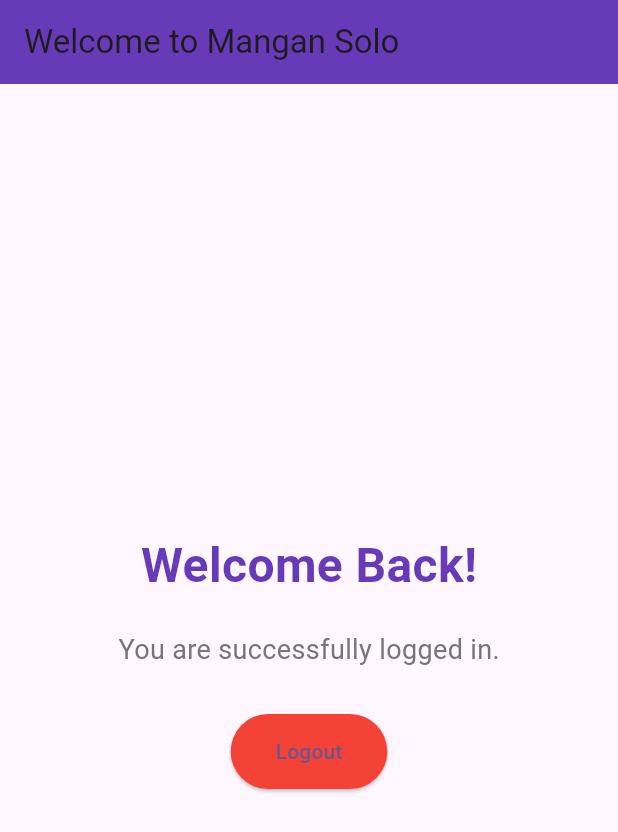
After one commit to muttyqt15/A07---UAS, a Flutter app: the screen it shows after launch, after a tap on "Sign Up", after a tap on "Login", after a tap on "Landing Page", on a phone screen of 412 x 824 dp. The commit adds this screen. Shown: the top 832 px of the screen. Run offline on Flutter 3.47's test engine with Material 3 defaults, Android fonts, the phone set to English and light mode, and no system bars; our stand-ins replace flutter_secure_storage; network calls fail.

Commit message:
feat: autehtncation

```diff
--- a/lib/main.dart
+++ b/lib/main.dart
@@ -1,4 +1,5 @@
 import 'package:flutter/material.dart';
+import 'package:uas/screens/authentication/register.dart';
 
 void main() {
   runApp(const MyApp());
@@ -31,7 +32,7 @@ class MyApp extends StatelessWidget {
         colorScheme: ColorScheme.fromSeed(seedColor: Colors.deepPurple),
         useMaterial3: true,
       ),
-      home: const MyHomePage(title: 'Flutter Demo Home Page'),
+      home: const RegisterPage(),
     );
   }
 }
--- /dev/null
+++ b/lib/screens/authentication/login.dart
@@ -0,0 +1,109 @@
+import 'package:flutter/material.dart';
+import 'package:uas/screens/authentication/register.dart';
+import 'package:uas/screens/landing.dart';
+import 'package:uas/services/auth.dart';
+
+class LoginPage extends StatefulWidget {
+  const LoginPage({Key? key}) : super(key: key);
+
+  @override
+  _LoginPageState createState() => _LoginPageState();
+}
+
+class _LoginPageState extends State<LoginPage> {
+  final AuthService _authService = AuthService();
+  final TextEditingController _usernameController = TextEditingController();
+  final TextEditingController _passwordController = TextEditingController();
+
+  String? _errorMessage;
+  bool _isLoggedIn = false;
+
+  @override
+  void initState() {
+    super.initState();
+    _checkLoginStatus();
+  }
+
+  Future<void> _checkLoginStatus() async {
+    final loggedIn = await _authService.isLoggedIn();
+    setState(() {
+      _isLoggedIn = loggedIn;
+    });
+  }
+
+  Future<void> _handleLogin() async {
+    try {
+      await _authService.login(
+        username: _usernameController.text,
+        password: _passwordController.text,
+      );
+      setState(() {
+        _isLoggedIn = true;
+        _errorMessage = null;
+      });
+    } catch (e) {
+      setState(() {
+        _errorMessage = e.toString();
+      });
+    }
+  }
+
+  Future<void> _handleLogout() async {
+    await _authService.logout();
+    setState(() {
+      _isLoggedIn = false;
+    });
+  }
+
+  @override
+  Widget build(BuildContext context) {
+    return Scaffold(
+      appBar: AppBar(
+        title: const Text('Register Page'),
+      ),
+      body: Padding(
+        padding: const EdgeInsets.all(16.0),
+        child: ListView(
+          children: [
+            TextField(
+              controller: _usernameController,
+              decoration: const InputDecoration(labelText: 'Username'),
+            ),
+            TextField(
+              controller: _passwordController,
+              decoration: const InputDecoration(labelText: 'Password'),
+              obscureText: true,
+            ),
+            if (_errorMessage != null)
+              Text(
+                _errorMessage!,
+                style: const TextStyle(color: Colors.red),
+              ),
+            ElevatedButton(
+              onPressed: _handleLogin,
+              child: const Text('Login'),
+            ),
+            ElevatedButton(
+              onPressed: () {
+                Navigator.pushReplacement(
+                  context,
+                  MaterialPageRoute(builder: (context) => RegisterPage()),
+                );
+              },
+              child: const Text('Sign Up'),
+            ),
+            ElevatedButton(
+              onPressed: () {
+                Navigator.pushReplacement(
+                  context,
+                  MaterialPageRoute(builder: (context) => LandingPage()),
+                );
+              },
+              child: const Text('Landing Page'),
+            ),
+          ],
+        ),
+      ),
+    );
+  }
+}
--- /dev/null
+++ b/lib/screens/authentication/register.dart
@@ -0,0 +1,146 @@
+import 'package:flutter/material.dart';
+import 'package:uas/screens/authentication/login.dart';
+import 'package:uas/screens/landing.dart';
+import 'package:uas/services/auth.dart';
+
+class RegisterPage extends StatefulWidget {
+  const RegisterPage({Key? key}) : super(key: key);
+
+  @override
+  _RegisterPageState createState() => _RegisterPageState();
+}
+
+class _RegisterPageState extends State<RegisterPage> {
+  final AuthService _authService = AuthService();
+  final TextEditingController _usernameController = TextEditingController();
+  final TextEditingController _passwordController = TextEditingController();
+  final TextEditingController _emailController = TextEditingController();
+  final TextEditingController _confirmPasswordController =
+      TextEditingController();
+
+  String? _errorMessage;
+  bool _isLoggedIn = false;
+
+  @override
+  void initState() {
+    super.initState();
+    _checkLoginStatus();
+  }
+
+  Future<void> _checkLoginStatus() async {
+    final loggedIn = await _authService.isLoggedIn();
+    setState(() {
+      _isLoggedIn = loggedIn;
+    });
+  }
+
+  Future<void> _handleSignUp() async {
+    try {
+      await _authService.signUp(
+          username: _usernameController.text,
+          email: _emailController.text,
+          password1: _passwordController.text,
+          password2: _confirmPasswordController.text,
+          role: _selectedValue);
+      setState(() {
+        _errorMessage = 'Signup successful! Please log in.';
+      });
+      Navigator.pushReplacement(
+        context,
+        MaterialPageRoute(builder: (context) => LoginPage()),
+      );
+    } catch (e) {
+      setState(() {
+        _errorMessage = e.toString();
+      });
+    }
+  }
+
+  Future<void> _handleLogout() async {
+    await _authService.logout();
+    setState(() {
+      _isLoggedIn = false;
+    });
+  }
+
+  String _selectedValue = 'CUSTOMER';
+  @override
+  Widget build(BuildContext context) {
+    return Scaffold(
+      appBar: AppBar(
+        title: const Text('Register Page'),
+      ),
+      body: Padding(
+        padding: const EdgeInsets.all(16.0),
+        child: ListView(
+                children: [
+                  TextField(
+                    controller: _usernameController,
+                    decoration: const InputDecoration(labelText: 'Username'),
+                  ),
+                  TextField(
+                    controller: _emailController,
+                    decoration: const InputDecoration(labelText: 'Email'),
+                  ),
+                  TextField(
+                    controller: _passwordController,
+                    decoration: const InputDecoration(labelText: 'Password'),
+                    obscureText: true,
+                  ),
+                  TextField(
+                    controller: _confirmPasswordController,
+                    decoration:
+                        const InputDecoration(labelText: 'Confirm Password'),
+                    obscureText: true,
+                  ),
+                  DropdownButton<String>(
+                    hint: const Text('Select an option'),
+                    value: _selectedValue,
+                    items: [
+                      {'label': 'Pemilik Restoran', 'value': 'RESTO_OWNER'},
+                      {'label': 'Pelanggan', 'value': 'CUSTOMER'}
+                    ].map((option) {
+                      return DropdownMenuItem<String>(
+                        value: option['value'],
+                        child: Text(option['label']!),
+                      );
+                    }).toList(),
+                    onChanged: (String? newValue) {
+                      setState(() {
+                        _selectedValue = newValue!;
+                      });
+                    },
+                  ),
+                  if (_errorMessage != null)
+                    Text(
+                      _errorMessage!,
+                      style: const TextStyle(color: Colors.red),
+                    ),
+                  ElevatedButton(
+                    onPressed: _handleSignUp,
+                    child: const Text('Sign Up'),
+                  ),
+                  ElevatedButton(
+                    onPressed: () {
+                      Navigator.pushReplacement(
+                        context,
+                        MaterialPageRoute(builder: (context) => LoginPage()),
+                      );
+                    },
+                    child: const Text('Login'),
+                  ),
+                  ElevatedButton(
+                    onPressed: () {
+                      Navigator.pushReplacement(
+                        context,
+                        MaterialPageRoute(builder: (context) => LandingPage()),
+                      );
+                    },
+                    child: const Text('Landing Page'),
+                  ),
+                ],
+              ),
+      ),
+    );
+  }
+}
--- /dev/null
+++ b/lib/screens/landing.dart
@@ -0,0 +1,141 @@
+import 'package:flutter/material.dart';
+import 'package:uas/services/auth.dart'; // Assuming you have AuthService for login management
+
+class LandingPage extends StatefulWidget {
+  @override
+  _LandingPageState createState() => _LandingPageState();
+}
+
+class _LandingPageState extends State<LandingPage> {
+  final AuthService _authService = AuthService();
+  bool _isLoggedIn = false;
+
+  @override
+  void initState() {
+    super.initState();
+    _checkLoginStatus();
+  }
+
+  // Check if user is logged in
+  Future<void> _checkLoginStatus() async {
+    final loggedIn = await _authService.isLoggedIn();
+    setState(() {
+      _isLoggedIn = loggedIn;
+    });
+  }
+
+  @override
+  Widget build(BuildContext context) {
+    return Scaffold(
+      appBar: AppBar(
+        title: const Text('Welcome to Mangan Solo'),
+        backgroundColor: Colors.deepPurple,
+      ),
+      body: Center(
+        child: _isLoggedIn ? _buildLoggedInContent() : _buildLoggedOutContent(),
+      ),
+    );
+  }
+
+  // Content for logged-in users
+  Widget _buildLoggedInContent() {
+    return Padding(
+      padding: const EdgeInsets.all(16.0),
+      child: Column(
+        mainAxisSize: MainAxisSize.min,
+        children: [
+          const Text(
+            'Welcome Back!',
+            style: TextStyle(
+              fontSize: 32,
+              fontWeight: FontWeight.bold,
+              color: Colors.deepPurple,
+            ),
+          ),
+          const SizedBox(height: 20),
+          Text(
+            'You are successfully logged in.',
+            style: TextStyle(
+              fontSize: 18,
+              color: Colors.grey[600],
+            ),
+          ),
+          const SizedBox(height: 30),
+          ElevatedButton(
+            onPressed: _handleLogout,
+            child: const Text('Logout'),
+            style: ElevatedButton.styleFrom(
+              backgroundColor: Colors.red,
+              padding: const EdgeInsets.symmetric(vertical: 15, horizontal: 30),
+            ),
+          ),
+        ],
+      ),
+    );
+  }
+
+  // Content for non-logged-in users
+  Widget _buildLoggedOutContent() {
+    return Padding(
+      padding: const EdgeInsets.all(16.0),
+      child: Column(
+        mainAxisSize: MainAxisSize.min,
+        children: [
+          const Text(
+            'Welcome to Mangan Solo!',
+            style: TextStyle(
+              fontSize: 32,
+              fontWeight: FontWeight.bold,
+              color: Colors.deepPurple,
+            ),
+          ),
+          const SizedBox(height: 20),
+          const Text(
+            'Please log in to continue.',
+            style: TextStyle(
+              fontSize: 18,
+            ),
+          ),
+          const SizedBox(height: 30),
+          ElevatedButton(
+            onPressed: _handleLogin,
+            child: const Text('Login'),
+            style: ElevatedButton.styleFrom(
+              backgroundColor: Colors.cyan,
+              padding: const EdgeInsets.symmetric(vertical: 15, horizontal: 30),
+            ),
+          ),
+          const SizedBox(height: 10),
+          ElevatedButton(
+            onPressed: _handleSignUp,
+            child: const Text('Sign Up'),
+            style: ElevatedButton.styleFrom(
+              backgroundColor: Colors.green,
+              padding: const EdgeInsets.symmetric(vertical: 15, horizontal: 30),
+            ),
+          ),
+        ],
+      ),
+    );
+  }
+
+  // Handle Login button press
+  Future<void> _handleLogin() async {
+    // Replace this with your login functionality
+    Navigator.pushNamed(context, '/login'); // Navigate to your login page
+  }
+
+  // Handle Sign Up button press
+  Future<void> _handleSignUp() async {
+    // Replace this with your sign up functionality
+    Navigator.pushNamed(context, '/signup'); // Navigate to your signup page
+  }
+
+  // Handle Logout button press
+  Future<void> _handleLogout() async {
+    await _authService.logout();
+    setState(() {
+      _isLoggedIn = false;
+    });
+  }
+}
--- /dev/null
+++ b/lib/services/auth.dart
@@ -0,0 +1,104 @@
+import 'dart:convert';
+
+import 'package:flutter_secure_storage/flutter_secure_storage.dart';
+import 'package:http/http.dart' as http;
+
+class AuthService {
+  static const String baseUrl =
+      'http://localhost:8000'; // Update to your server address
+  final FlutterSecureStorage _storage = const FlutterSecureStorage();
+
+  // Signup method
+  Future<void> signUp({
+    required String username,
+    required String email,
+    required String password1,
+    required String password2,
+    required String role,
+  }) async {
+    final url = Uri.parse('$baseUrl/auth/fsignup/');
+    final body = {
+      'username': username,
+      'email': email,
+      'password1': password1,
+      'password2': password2,
+      'role': role
+    };
+
+    try {
+      final response =
+          await http.post(url, headers: _jsonHeaders, body: jsonEncode(body));
+
+      if (response.statusCode == 201) {
+        return;
+      } else if (response.statusCode == 400) {
+        final errors = jsonDecode(response.body);
+        throw AuthException(errors);
+      } else {
+        throw Exception('Unexpected error: ${response.statusCode}');
+      }
+    } catch (e) {
+      rethrow;
+    }
+  }
+
+  // Login method
+  Future<void> login({
+    required String username,
+    required String password,
+  }) async {
+    final url = Uri.parse('$baseUrl/auth/flogin/');
+    final body = {
+      'username': username,
+      'password': password,
+    };
+
+    try {
+      final response =
+          await http.post(url, headers: _jsonHeaders, body: jsonEncode(body));
+
+      if (response.statusCode == 200) {
+        await _storage.write(key: 'username', value: username);
+        return;
+      } else if (response.statusCode == 401) {
+        throw AuthException({'detail': 'Invalid username or password'});
+      } else {
+        throw Exception('Unexpected error: ${response.statusCode}');
+      }
+    } catch (e) {
+      rethrow;
+    }
+  }
+
+  // Logout method
+  Future<void> logout() async {
+    final url = Uri.parse('$baseUrl/auth/flogout/');
+    try {
+      await http.post(url, headers: _jsonHeaders);
+      await _storage.deleteAll(); // Clear stored credentials
+    } catch (e) {
+      throw Exception('Logout failed: $e');
+    }
+  }
+
+  // Check if user is logged in
+  Future<bool> isLoggedIn() async {
+    return await _storage.read(key: 'username') != null;
+  }
+
+  // Common headers for JSON requests
+  Map<String, String> get _jsonHeaders => {
+        'Content-Type': 'application/json',
+        'Accept': 'application/json',
+      };
+}
+
+// Custom exception for handling form errors
+class AuthException implements Exception {
+  final Map<String, dynamic> errors;
+
+  AuthException(this.errors);
+
+  @override
+  String toString() => errors.toString();
+}
```
Also changed, not shown: lib/models/user.dart (added, +23 -0 lines), lib/widgets/base.dart (added, +39 -0 lines), pubspec.yaml (+5 -3 lines), assets/images/batik.png (added), pubspec.lock, 5 other files.
